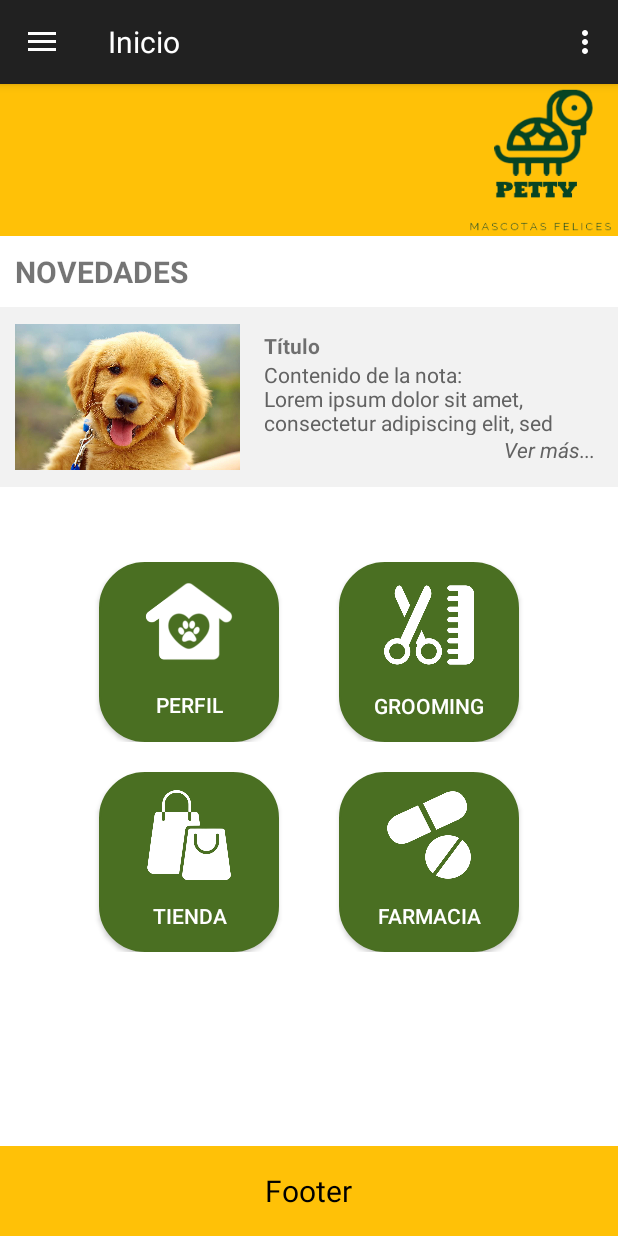
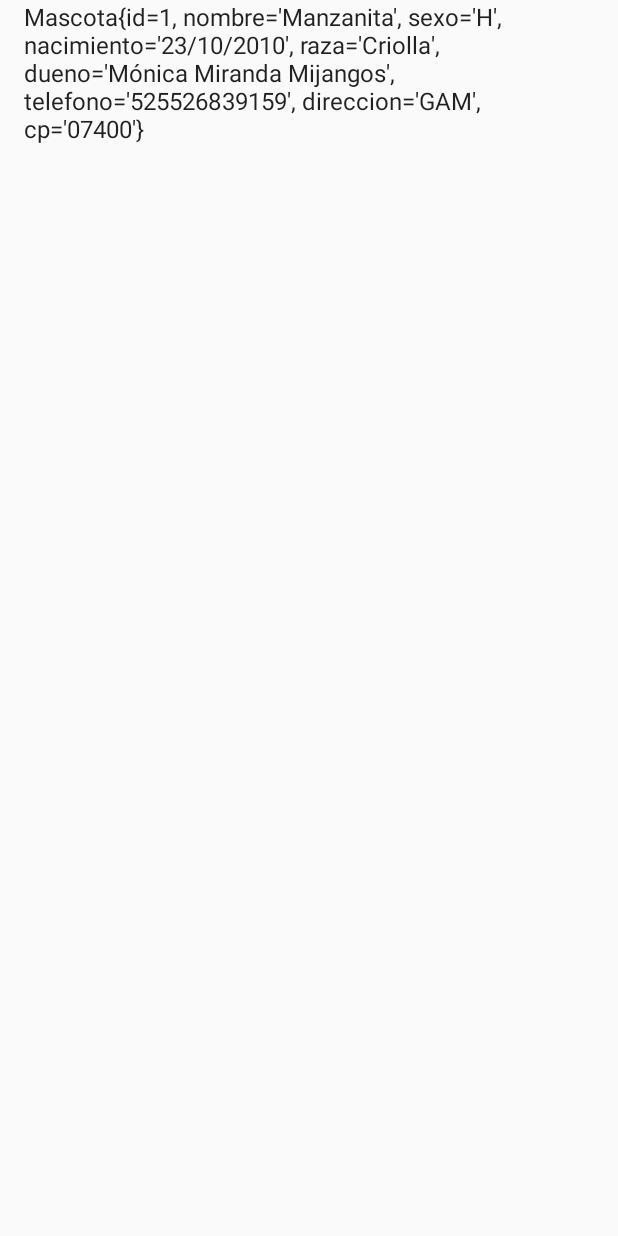
Before and after one commit to monmm/pdm2024_1, an Android app: the HomeActivity screen opened directly, with no data from a screen before it, after a tap on "PERFIL", on a phone screen of 412 x 824 dp. Run offline under Robolectric (Android 15) with nearby library versions, the light colour scheme and no system bars.

Commit message:
Base de datos de mascotas

```diff
--- a/Tarea2/app/src/main/java/com/example/tarea2/HomeActivity.java
+++ b/Tarea2/app/src/main/java/com/example/tarea2/HomeActivity.java
@@ -42,7 +42,8 @@ public class HomeActivity extends DrawerMenuActivity {
         profileButton.setOnClickListener(new View.OnClickListener() {
             @Override
             public void onClick(View v) {
-                Toast.makeText(HomeActivity.this, "Coming soon...", Toast.LENGTH_SHORT).show();
+                Intent intent = new Intent(HomeActivity.this, ProfileActivity.class);
+                startActivity(intent);
             }
         });
         groomButton.setOnClickListener(new View.OnClickListener() {
--- /dev/null
+++ b/Tarea2/app/src/main/java/com/example/tarea2/ProfileActivity.java
@@ -0,0 +1,32 @@
+package com.example.tarea2;
+
+import android.app.Activity;
+import android.os.Bundle;
+import android.widget.ArrayAdapter;
+import android.widget.ListView;
+
+import com.example.tarea2.bdd.MascotaBDD;
+import com.example.tarea2.modelos.Mascota;
+
+import java.util.ArrayList;
+
+public class ProfileActivity extends Activity {
+
+    public void onCreate(Bundle savedInstanceState) {
+        super.onCreate(savedInstanceState);
+        setContentView(R.layout.profile);
+        ListView list = (ListView) findViewById(R.id.chapterList);
+
+        Mascota m1 = new Mascota("Manzanita", "H", "23/10/2010", "Criolla", "Mónica Miranda Mijangos", "525526839159", "GAM", "07400");
+
+
+        MascotaBDD mascotaBdd = new MascotaBDD(this);
+        mascotaBdd.openForWrite();
+        mascotaBdd.insertMascota(m1);
+
+        ArrayList<Mascota> chapterList = mascotaBdd.getAllMascotas();
+        mascotaBdd.close();
+        ArrayAdapter<Mascota> adapter = new ArrayAdapter<Mascota>( this, android.R.layout.simple_list_item_1, chapterList );
+        list.setAdapter(adapter);
+    }
+}
--- /dev/null
+++ b/Tarea2/app/src/main/java/com/example/tarea2/bdd/MascotaBDD.java
@@ -0,0 +1,149 @@
+package com.example.tarea2.bdd;
+
+import android.content.ContentValues;
+import android.content.Context;
+import android.database.Cursor;
+import android.database.sqlite.SQLiteDatabase;
+import com.example.tarea2.modelos.Mascota;
+
+import java.util.ArrayList;
+
+public class MascotaBDD {
+    private static final int VERSION = 1;
+    private static final String NOM_BDD = "mascota.db";
+    private static final String TABLA_MASCOTAS = "tabla_mascotas";
+    private static final String COL_ID = "ID";
+    private static final int NUM_COL_ID = 0;
+    private static final String COL_NOMBRE = "NOMBRE";
+    private static final int NUM_COL_NOMBRE = 1;
+    private static final String COL_SEXO = "SEXO";
+    private static final int NUM_COL_SEXO = 2;
+    private static final String COL_NACIMIENTO = "NACIMIENTO";
+    private static final int NUM_COL_NACIMIENTO = 3;
+    private static final String COL_RAZA = "RAZA";
+    private static final int NUM_COL_RAZA = 4;
+    private static final String COL_DUENO = "DUENO";
+    private static final int NUM_COL_DUENO = 5;
+    private static final String COL_TELEFONO = "TELEFONO";
+    private static final int NUM_COL_TELEFONO = 6;
+    private static final String COL_DIRECCION = "DIRECCION";
+    private static final int NUM_COL_DIRECCION = 7;
+    private static final String COL_CP = "CP";
+    private static final int NUM_COL_CP = 8;
+
+    private SQLiteDatabase bdd;
+    private MascotaSQL mascotas;
+
+    public MascotaBDD(Context context) {
+        mascotas = new MascotaSQL(context, NOM_BDD, null, VERSION);
+    }
+
+    public void openForWrite() {
+        bdd = mascotas.getWritableDatabase();
+    }
+
+    public void openForRead() {
+        bdd = mascotas.getReadableDatabase();
+    }
+
+    public void close() {
+        bdd.close();
+    }
+
+    public SQLiteDatabase getBdd() {
+        return bdd;
+    }
+
+    public long insertMascota(Mascota mascota) {
+        ContentValues content = new ContentValues();
+        content.put(COL_NOMBRE, mascota.getNombre());
+        content.put(COL_SEXO, mascota.getSexo());
+        content.put(COL_NACIMIENTO, mascota.getNacimiento());
+        content.put(COL_RAZA, mascota.getRaza());
+        content.put(COL_DUENO, mascota.getDueno());
+        content.put(COL_TELEFONO, mascota.getTelefono());
+        content.put(COL_DIRECCION, mascota.getDireccion());
+        content.put(COL_CP, mascota.getCp());
+        return bdd.insert(TABLA_MASCOTAS, null, content);
+    }
+
+    public int updateMascota(int id, Mascota mascota) {
+        ContentValues content = new ContentValues();
+        content.put(COL_NOMBRE, mascota.getNombre());
+        content.put(COL_SEXO, mascota.getSexo());
+        content.put(COL_NACIMIENTO, mascota.getNacimiento());
+        content.put(COL_RAZA, mascota.getRaza());
+        content.put(COL_DUENO, mascota.getDueno());
+        content.put(COL_TELEFONO, mascota.getTelefono());
+        content.put(COL_DIRECCION, mascota.getDireccion());
+        content.put(COL_CP, mascota.getCp());
+        return bdd.update(TABLA_MASCOTAS, content, COL_ID + " = " + id, null);
+    }
+
+    public int removeMascota(String nombre, String dueno) {
+        return bdd.delete(TABLA_MASCOTAS, COL_NOMBRE + " = '" + nombre +
+                "' AND " + COL_DUENO + " = '" + dueno + "'", null);
+    }
+
+    public Mascota getMascota(String nombre, String dueno) {
+        Cursor c = bdd.query(TABLA_MASCOTAS,
+                new String[]{COL_ID, COL_NOMBRE, COL_SEXO, COL_NACIMIENTO,
+                        COL_RAZA, COL_DUENO, COL_TELEFONO, COL_DIRECCION, COL_CP},
+                COL_NOMBRE + " LIKE \"" + nombre + "\" AND " + COL_DUENO + " LIKE \"" + dueno + "\"",
+                null, null, null, COL_NOMBRE);
+        return cursorToMascota(c);
+    }
+
+    public Mascota cursorToMascota(Cursor c) {
+        if (c.getCount() == 0) {
+            c.close();
+            return null;
+        }
+        Mascota mascota = new Mascota();
+        mascota.setId(c.getInt(NUM_COL_ID));
+        mascota.setNombre(c.getString(NUM_COL_NOMBRE));
+        mascota.setSexo(c.getString(NUM_COL_SEXO));
+        mascota.setNacimiento(c.getString(NUM_COL_NACIMIENTO));
+        mascota.setRaza(c.getString(NUM_COL_RAZA));
+        mascota.setDueno(c.getString(NUM_COL_DUENO));
+        mascota.setTelefono(c.getString(NUM_COL_TELEFONO));
+        mascota.setDireccion(c.getString(NUM_COL_DIRECCION));
+        mascota.setCp(c.getString(NUM_COL_CP));
+        c.close();
+        return mascota;
+    }
+
+    public ArrayList<Mascota> getAllMascotas() {
+        Cursor c = bdd.query(TABLA_MASCOTAS, new String[]{COL_ID, COL_NOMBRE, COL_SEXO,
+                        COL_NACIMIENTO, COL_RAZA, COL_DUENO, COL_TELEFONO, COL_DIRECCION, COL_CP},
+                null, null, null, null, COL_NOMBRE);
+
+        if (c.getCount() == 0) {
+            c.close();
+            return null;
+        }
+
+        ArrayList<Mascota> mascotaList = new ArrayList<>();
+        while (c.moveToNext()) {
+            Mascota mascota = new Mascota();
+            mascota.setId(c.getInt(NUM_COL_ID));
+            mascota.setNombre(c.getString(NUM_COL_NOMBRE));
+            mascota.setSexo(c.getString(NUM_COL_SEXO));
+            mascota.setNacimiento(c.getString(NUM_COL_NACIMIENTO));
+            mascota.setRaza(c.getString(NUM_COL_RAZA));
+            mascota.setDueno(c.getString(NUM_COL_DUENO));
+            mascota.setTelefono(c.getString(NUM_COL_TELEFONO));
+            mascota.setDireccion(c.getString(NUM_COL_DIRECCION));
+            mascota.setCp(c.getString(NUM_COL_CP));
+            mascotaList.add(mascota);
+        }
+        c.close();
+        return mascotaList;
+    }
+
+    public void resetDatabase() {
+        mascotas.getWritableDatabase().execSQL("DROP TABLE IF EXISTS " + TABLA_MASCOTAS);
+        mascotas.onCreate(mascotas.getWritableDatabase());
+    }
+
+}
--- /dev/null
+++ b/Tarea2/app/src/main/java/com/example/tarea2/bdd/MascotaSQL.java
@@ -0,0 +1,48 @@
+package com.example.tarea2.bdd;
+
+import android.content.Context;
+import android.database.sqlite.SQLiteDatabase;
+import android.database.sqlite.SQLiteOpenHelper;
+
+public class MascotaSQL extends SQLiteOpenHelper {
+
+    private static final String TABLA_MASCOTAS = "tabla_mascotas";
+    private static final String COL_ID = "ID";
+    private static final String COL_NOMBRE = "NOMBRE";
+    private static final String COL_SEXO = "SEXO";
+    private static final String COL_NACIMIENTO = "NACIMIENTO";
+    private static final String COL_RAZA = "RAZA";
+    private static final String COL_DUENO = "DUENO";
+    private static final String COL_TELEFONO = "TELEFONO";
+    private static final String COL_DIRECCION = "DIRECCION";
+    private static final String COL_CP = "CP";
+    private static final int DATABASE_VERSION = 1;
+
+    private static final String CREATE_BDD = "CREATE TABLE " + TABLA_MASCOTAS + " (" +
+            COL_ID + " INTEGER PRIMARY KEY AUTOINCREMENT, " +
+            COL_NOMBRE + " TEXT NOT NULL, " +
+            COL_SEXO + " TEXT NOT NULL, " +
+            COL_NACIMIENTO + " TEXT NOT NULL, " +
+            COL_RAZA + " TEXT NOT NULL, " +
+            COL_DUENO + " TEXT NOT NULL, " +
+            COL_TELEFONO + " TEXT NOT NULL, " +
+            COL_DIRECCION + " TEXT NOT NULL, " +
+            COL_CP + " TEXT NOT NULL," +
+            "CONSTRAINT unique_mascota UNIQUE (" + COL_NOMBRE + ", " + COL_DUENO + ")" +
+            ");";
+
+    public MascotaSQL(Context context, String name, SQLiteDatabase.CursorFactory factory, int version) {
+        super(context, name, factory, version);
+    }
+
+    @Override
+    public void onCreate(SQLiteDatabase db) {
+        db.execSQL(CREATE_BDD);
+    }
+
+    @Override
+    public void onUpgrade(SQLiteDatabase db, int oldVersion, int newVersion) {
+        db.execSQL("DROP TABLE IF EXISTS " + TABLA_MASCOTAS);
+        onCreate(db);
+    }
+}
--- /dev/null
+++ b/Tarea2/app/src/main/java/com/example/tarea2/modelos/Mascota.java
@@ -0,0 +1,114 @@
+package com.example.tarea2.modelos;
+
+public class Mascota {
+
+    private int id;
+    private String nombre;
+    private String sexo;
+    private String nacimiento;
+    private String raza;
+    private String dueno;
+    private String telefono;
+    private String direccion;
+    private String cp;
+
+    public Mascota() {}
+
+    public Mascota(String nombre, String sexo, String nacimiento, String raza, String dueno, String telefono, String direccion, String cp) {
+        this.nombre = nombre;
+        this.sexo = sexo;
+        this.nacimiento = nacimiento;
+        this.raza = raza;
+        this.dueno = dueno;
+        this.telefono = telefono;
+        this.direccion = direccion;
+        this.cp = cp;
+    }
+
+    public int getId() {
+        return id;
+    }
+
+    public void setId(int id) {
+        this.id = id;
+    }
+
+    public String getNombre() {
+        return nombre;
+    }
+
+    public void setNombre(String nombre) {
+        this.nombre = nombre;
+    }
+
+    public String getSexo() {
+        return sexo;
+    }
+
+    public void setSexo(String sexo) {
+        this.sexo = sexo;
+    }
+
+    public String getNacimiento() {
+        return nacimiento;
+    }
+
+    public void setNacimiento(String nacimiento) {
+        this.nacimiento = nacimiento;
+    }
+
+    public String getRaza() {
+        return raza;
+    }
+
+    public void setRaza(String raza) {
+        this.raza = raza;
+    }
+
+    public String getDueno() {
+        return dueno;
+    }
+
+    public void setDueno(String dueno) {
+        this.dueno = dueno;
+    }
+
+    public String getTelefono() {
+        return telefono;
+    }
+
+    public void setTelefono(String telefono) {
+        this.telefono = telefono;
+    }
+
+    public String getDireccion() {
+        return direccion;
+    }
+
+    public void setDireccion(String direccion) {
+        this.direccion = direccion;
+    }
+
+    public String getCp() {
+        return cp;
+    }
+
+    public void setCp(String cp) {
+        this.cp = cp;
+    }
+
+    @Override
+    public String toString() {
+        return "Mascota{" +
+                "id=" + id +
+                ", nombre='" + nombre + '\'' +
+                ", sexo='" + sexo + '\'' +
+                ", nacimiento='" + nacimiento + '\'' +
+                ", raza='" + raza + '\'' +
+                ", dueno='" + dueno + '\'' +
+                ", telefono='" + telefono + '\'' +
+                ", direccion='" + direccion + '\'' +
+                ", cp='" + cp + '\'' +
+                '}';
+    }
+}
--- /dev/null
+++ b/Tarea2/app/src/main/res/layout/profile.xml
@@ -0,0 +1,12 @@
+<?xml version="1.0" encoding="utf-8"?>
+<LinearLayout xmlns:android="http://schemas.android.com/apk/res/android"
+    android:layout_width="fill_parent"
+    android:layout_height="fill_parent"
+    android:orientation="vertical" >
+
+    <ListView
+        android:layout_width="fill_parent"
+        android:layout_height="wrap_content"
+        android:id="@+id/chapterList" />
+
+</LinearLayout>
```
Also changed, not shown: Tarea2/app/src/main/AndroidManifest.xml (+7 -2 lines).
